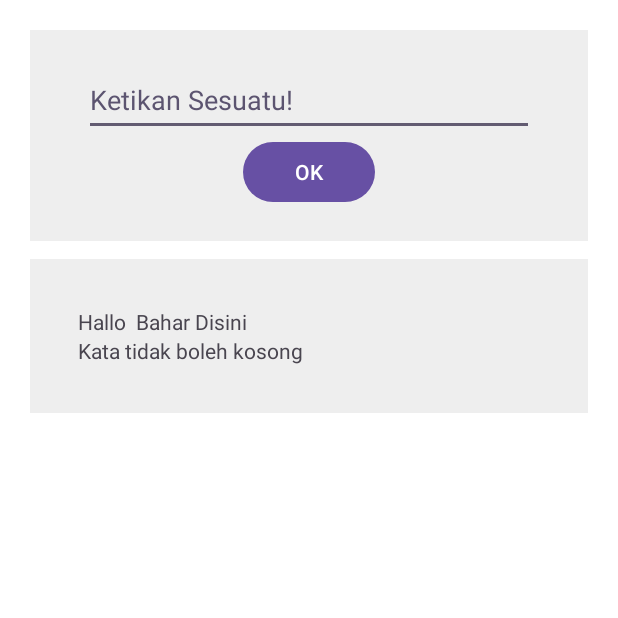
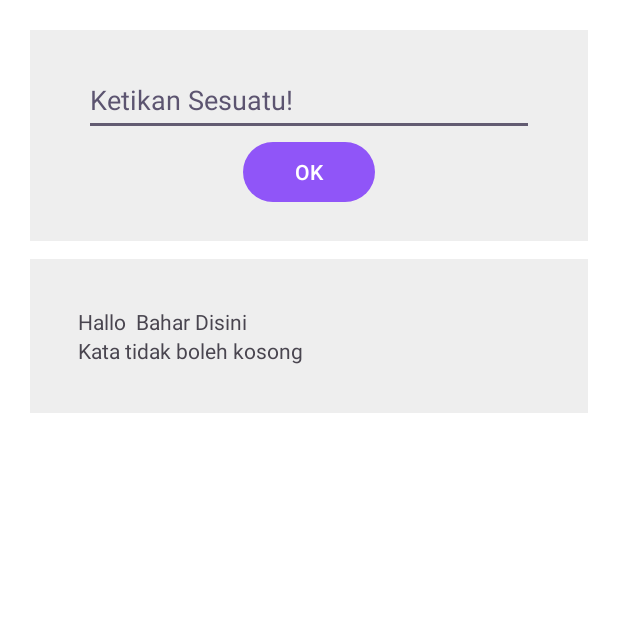
Before and after one commit to BaharudinZaelani/firstAndroidApp, an Android app: the screen it shows after launch (MainActivity), after a tap on "OK", on a phone screen of 412 x 824 dp, the top half of it. Run offline under Robolectric (Android 15) with nearby library versions, the phone set to English and light mode, and no system bars.

Commit message:
Other Resources

```diff
--- a/app/src/main/java/com/example/baharapp/MainActivity.kt
+++ b/app/src/main/java/com/example/baharapp/MainActivity.kt
@@ -6,6 +6,7 @@ import android.util.Log
 import android.widget.Button
 import android.widget.EditText
 import android.widget.TextView
+import kotlin.math.log
 
 class MainActivity : AppCompatActivity() {
 
@@ -26,18 +27,34 @@ class MainActivity : AppCompatActivity() {
         setContentView(R.layout.hallo_world)
 
         initComponents()
-        tvsayHallo.text = resources.getString(R.string.say_hello, " Bahar Disini")
         textResult.text = resources.getString(R.string.app_name)
 
+        // Event listener
         submitButton.setOnClickListener {
             val tmpName = kata.text.toString()
             if ( tmpName.trim().isEmpty() ) textResult.text = resources.getString(R.string.error_text_null) else {
                 textResult.text = tmpName
             }
+
+            // Other Resources
+            Log.i("ValueResource", resources.getInteger(R.integer.maxPage).toString())
+            Log.i("ValueResource", resources.getBoolean(R.bool.isProductionMode).toString())
+            Log.i("ValueResource", resources.getColor(R.color.background, theme).toString())
+            resources.getIntArray(R.array.numbers).forEach {
+                Log.i("ValueResource", it.toString())
+            }
+
+            submitButton.setBackgroundColor(resources.getColor(R.color.background, theme))
+
+
         }
 
+        // String Resource
+        tvsayHallo.text = resources.getString(R.string.say_hello, " Bahar Disini")
+
+        // Array String Resource
         resources.getStringArray(R.array.names).forEach{
-            Log.i("PZN", it)
+            Log.i("", it)
         }
     }
 }
--- /dev/null
+++ b/app/src/main/res/values/others.xml
@@ -0,0 +1,11 @@
+<?xml version="1.0" encoding="utf-8"?>
+<resources>
+    <integer name="maxPage">100</integer>
+    <integer-array name="numbers">
+        <item>100</item>
+        <item>200</item>
+        <item>300</item>
+    </integer-array>
+    <bool name="isProductionMode">true</bool>
+    <color name="background">#9055F8</color>
+</resources>
```
